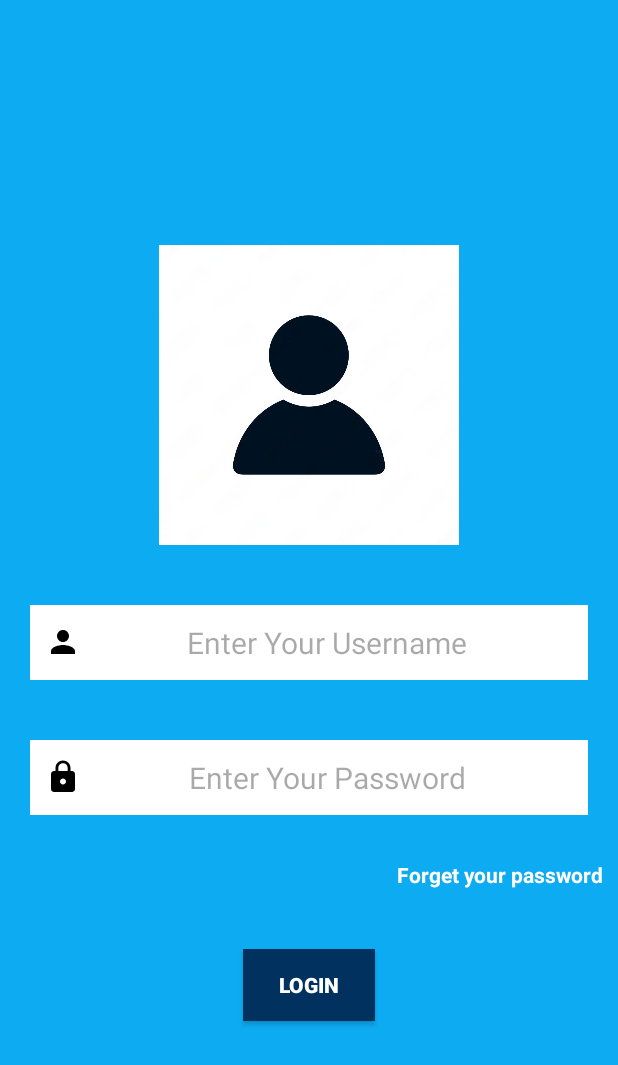
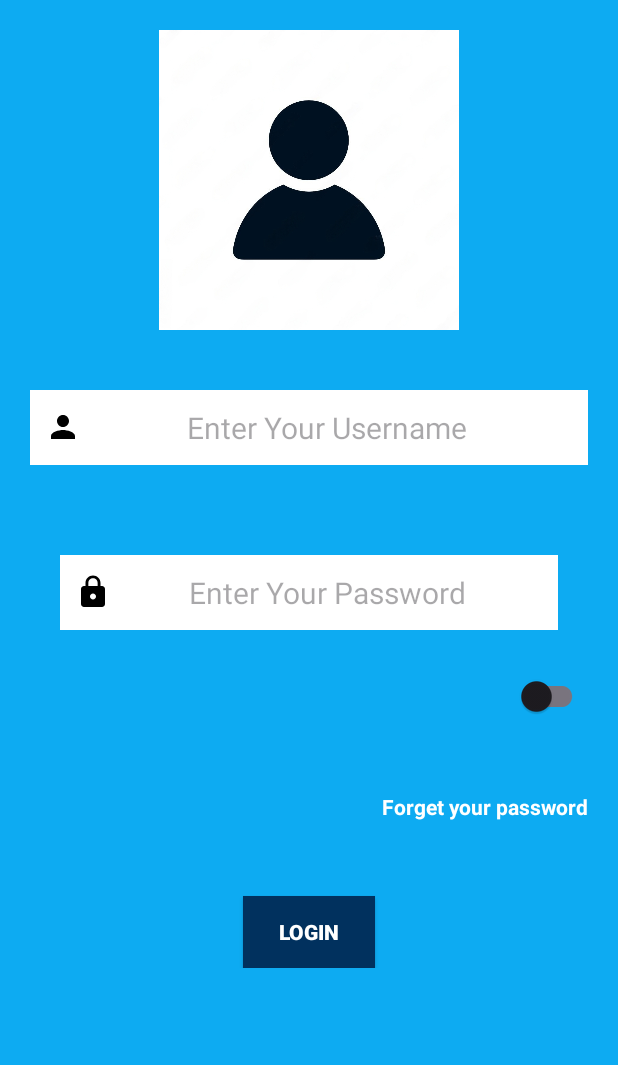
Before and after one commit to PriangSu-Who/Login-UI, an Android app: the layout activity_main.xml on its own in the app's theme, with its tools: preview values and no code run, on a phone screen of 412 x 824 dp. Shown: the top 1065 px of the screen. Run offline under Robolectric (Android 15) with nearby library versions, the phone set to English and light mode, and no system bars.

Commit message:
Simple Login UI in Android (Kotlin)
Added a Show password and hide password button

```diff
--- a/app/src/main/java/com/example/logingclone/MainActivity.kt
+++ b/app/src/main/java/com/example/logingclone/MainActivity.kt
@@ -1,14 +1,14 @@
 package com.example.logingclone
-
 import android.os.Bundle
+import android.text.InputType
+import android.widget.CompoundButton
 import android.widget.Toast
 import androidx.activity.enableEdgeToEdge
 import androidx.appcompat.app.AppCompatActivity
 import androidx.core.view.ViewCompat
 import androidx.core.view.WindowInsetsCompat
 import com.example.logingclone.databinding.ActivityMainBinding
-
-class MainActivity : AppCompatActivity() {
+class MainActivity : AppCompatActivity(),CompoundButton.OnCheckedChangeListener {
     lateinit var binding : ActivityMainBinding
     override fun onCreate(savedInstanceState: Bundle?) {
         super.onCreate(savedInstanceState)
@@ -17,9 +17,21 @@ class MainActivity : AppCompatActivity() {
 
         binding.loginB.setOnClickListener {
             val userName =binding.userName.text.toString()
+            Toast.makeText(this@MainActivity, userName, Toast.LENGTH_SHORT).show()
+        }
+        binding.switchB.setOnCheckedChangeListener(this)
+    }
+    override fun onCheckedChanged(buttonView: CompoundButton?, isChecked: Boolean) {
 
-            Toast.makeText(this@MainActivity, userName, Toast.LENGTH_SHORT).show()
+        if (isChecked == true){
+            binding.password.inputType =InputType.TYPE_TEXT_VARIATION_VISIBLE_PASSWORD
+            Toast.makeText(this@MainActivity, "Password Visible", Toast.LENGTH_SHORT).show()
+        }
+        else{
+            binding.password.inputType = InputType.TYPE_CLASS_TEXT or InputType.TYPE_TEXT_VARIATION_PASSWORD
+            Toast.makeText(this@MainActivity, "Switch is off", Toast.LENGTH_SHORT).show()
+        }
+        binding.password.setSelection(binding.password.text.length)
 
-        }
     }
 }
--- a/app/src/main/res/layout/activity_main.xml
+++ b/app/src/main/res/layout/activity_main.xml
@@ -9,6 +9,15 @@
     android:layout_width="match_parent"
     android:layout_height="match_parent"
     tools:context=".MainActivity">
+
+    <ScrollView
+        android:layout_width="match_parent"
+        android:layout_height="match_parent" >
+
+        <LinearLayout
+            android:layout_width="match_parent"
+            android:layout_height="match_parent"
+            android:orientation="vertical" >
 
     <ImageView
         android:layout_width="200dp"
@@ -31,7 +40,15 @@
         android:layout_margin="20dp"
         android:textSize="20dp" />
 
+            <LinearLayout
+                android:layout_width="match_parent"
+                android:layout_height="wrap_content"
+                android:orientation="vertical"
+                android:gravity="end"
+                android:layout_margin="20dp">
+
     <EditText
+        android:id="@+id/password"
         android:layout_width="match_parent"
         android:layout_height="50dp"
         android:background="@color/white"
@@ -39,15 +56,23 @@
         android:padding="10dp"
         android:hint="Enter Your Password"
         android:drawableLeft="@drawable/baseline_lock_24"
-        android:inputType="text"
+        android:inputType="textPassword"
         android:textAlignment="center"
         android:layout_margin="20dp"
         android:textSize="20sp" />
+
+                <androidx.appcompat.widget.SwitchCompat
+                    android:id="@+id/switchB"
+                    android:layout_width="wrap_content"
+                    android:layout_height="wrap_content"
+                    android:layout_marginStart="10dp" />
+            </LinearLayout>
 
     <TextView
         android:layout_width="match_parent"
         android:layout_height="wrap_content"
         android:text="Forget your password"
+        android:padding="10dp"
         android:textColor="@color/white"
         android:textAlignment="textEnd"
         android:textStyle="bold"
@@ -61,6 +86,12 @@
         android:layout_marginTop="30dp"
         android:text="LOGIN"
         android:textColor="@color/white"
-        android:textStyle="bold" />
+        android:textStyle="bold"
+        android:layout_gravity="center" />
+
+
+        </LinearLayout>
+
+    </ScrollView>
 
 </LinearLayout>
```
